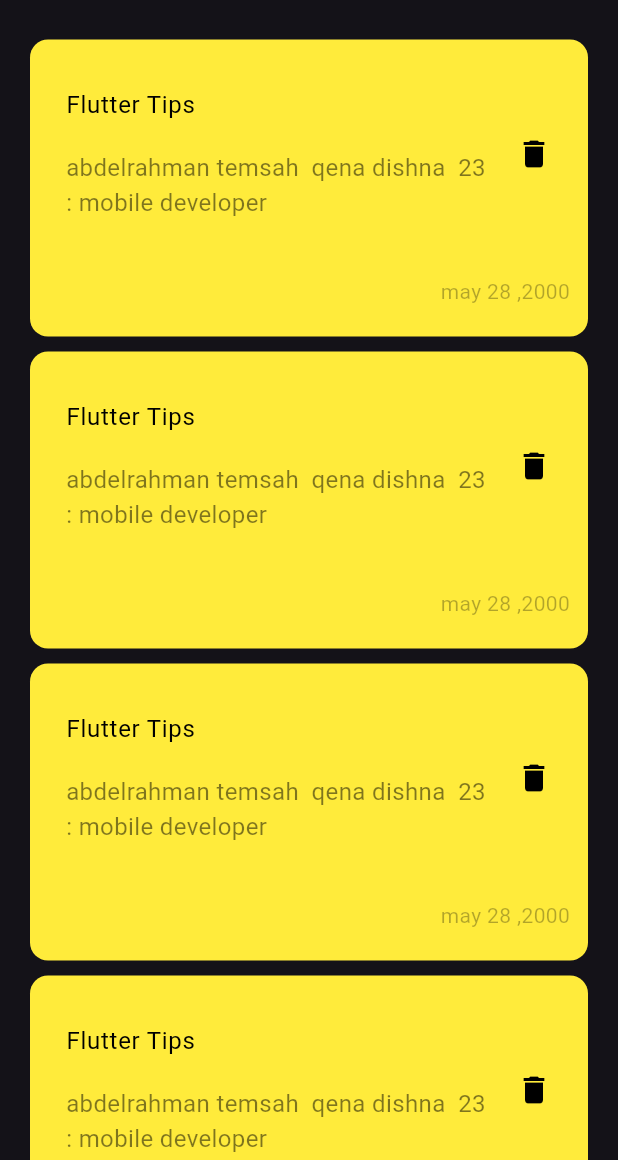
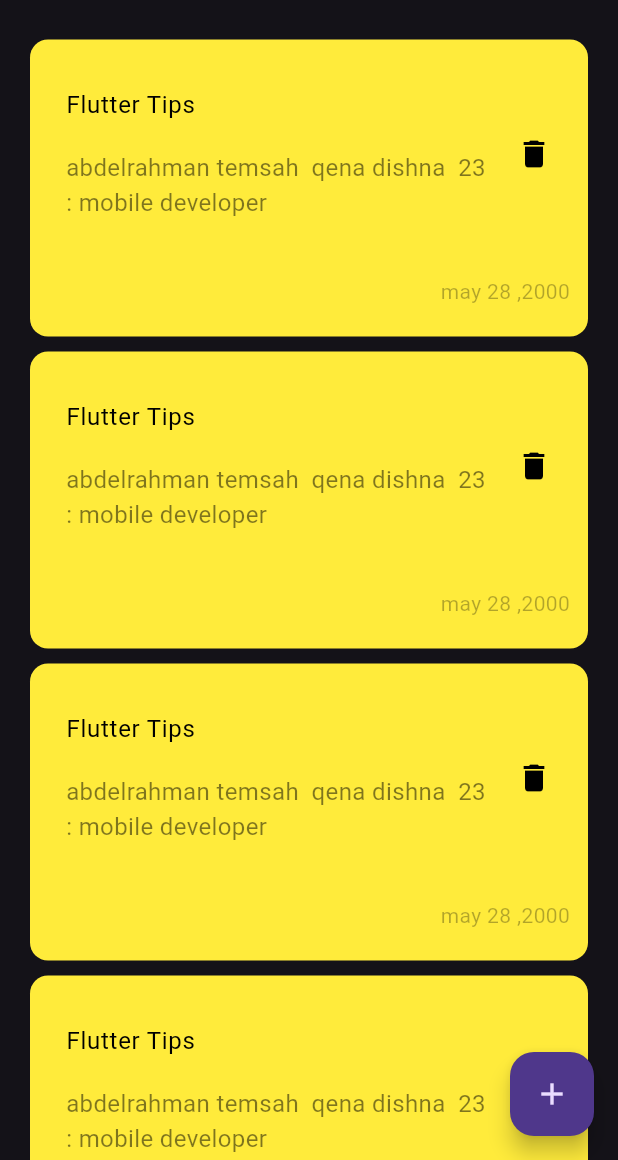
Before and after one commit to abdelrahman3003/Gathery, a Flutter app: the screen it shows after launch, on a phone screen of 412 x 824 dp, the part 76-1236 px from its top. Run offline on Flutter 3.47's test engine with Material 3 defaults, Android fonts, the phone set to English and light mode, and no system bars.

Commit message:
add floating action button

```diff
--- a/lib/views/screens/noteview.dart
+++ b/lib/views/screens/noteview.dart
@@ -6,6 +6,12 @@
 
   @override
   Widget build(BuildContext context) {
-    return NoteViewBody();
+    return Scaffold(
+      floatingActionButton: FloatingActionButton(
+        onPressed: () {},
+        child: Icon(Icons.add),
+      ),
+      body: NoteViewBody(),
+    );
   }
 }
--- a/lib/views/widgets/note_view_body.dart
+++ b/lib/views/widgets/note_view_body.dart
@@ -1,7 +1,6 @@
 import 'package:flutter/material.dart';
 import 'package:note_app/views/widgets/customappbar.dart';
 import 'package:note_app/views/widgets/listNotes.dart';
-import 'package:note_app/views/widgets/note.dart';
 
 class NoteViewBody extends StatelessWidget {
   const NoteViewBody({super.key});
```
